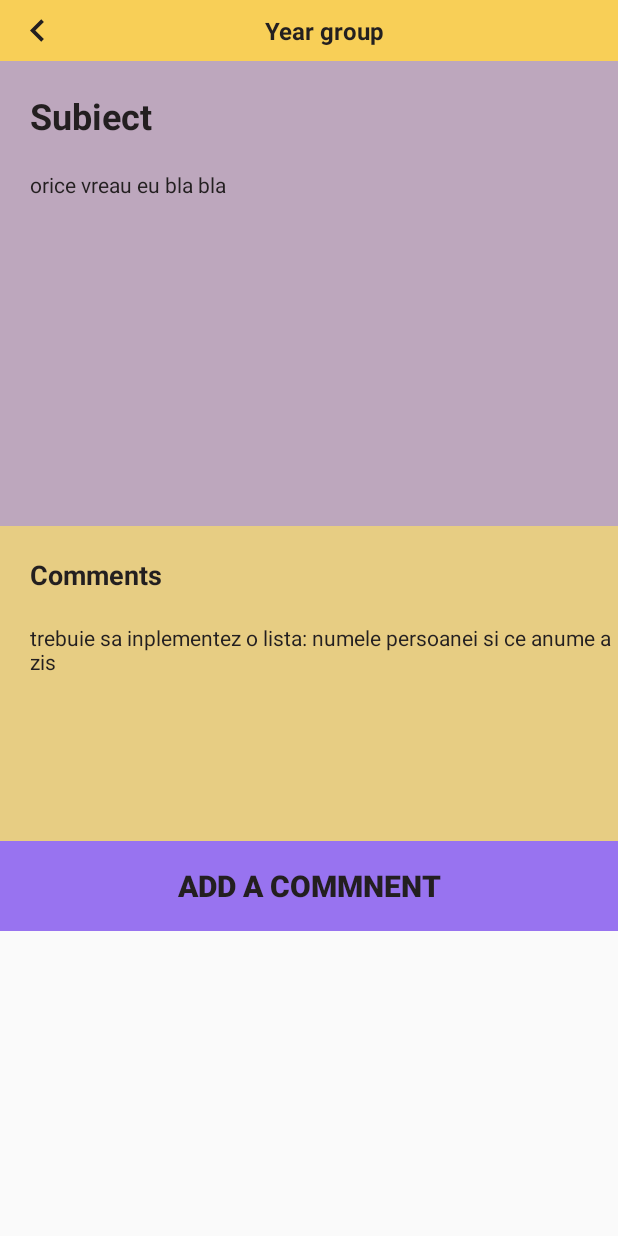
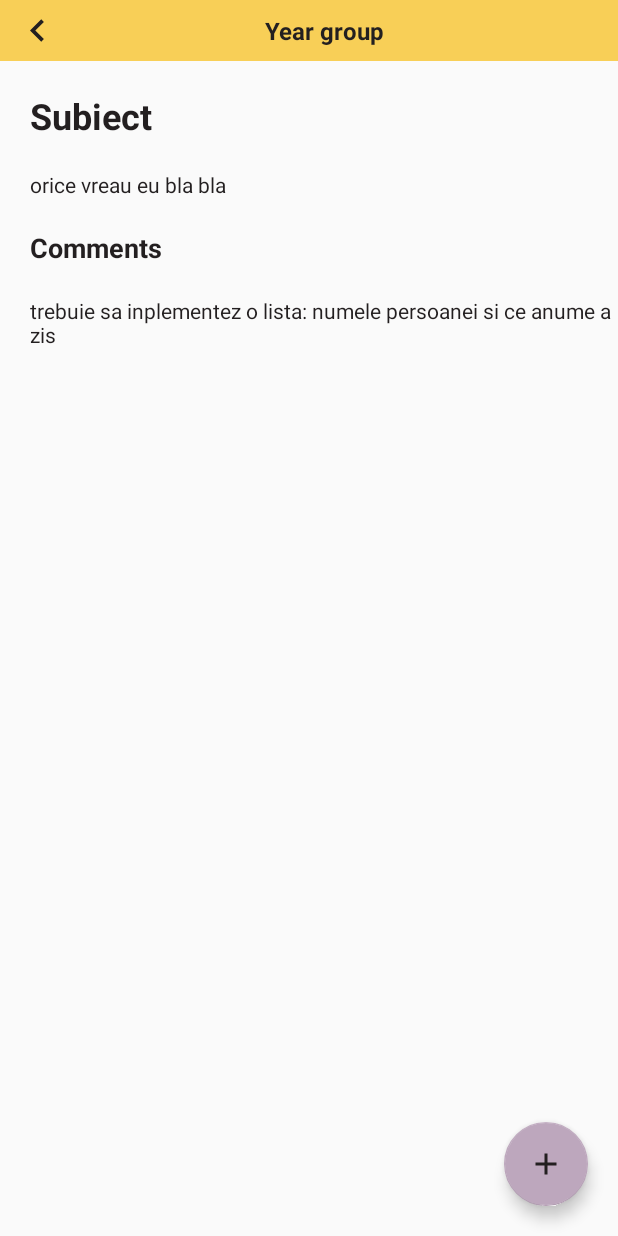
Before and after one commit to BernadetaUrsan/Licenta, an Android app: the screen it shows after launch (OnePostActivity), on a phone screen of 412 x 824 dp. Run offline under Robolectric (Android 15) with nearby library versions, the phone set to English and light mode, and no system bars.

```diff
--- /dev/null
+++ b/app/src/main/res/drawable/ic_add2.xml
@@ -0,0 +1,5 @@
+<vector android:height="30dp" android:tint="#231F20"
+    android:viewportHeight="24.0" android:viewportWidth="24.0"
+    android:width="30dp" xmlns:android="http://schemas.android.com/apk/res/android">
+    <path android:fillColor="#FF000000" android:pathData="M19,13h-6v6h-2v-6H5v-2h6V5h2v6h6v2z"/>
+</vector>
--- a/app/src/main/res/layout/activity_one_post.xml
+++ b/app/src/main/res/layout/activity_one_post.xml
@@ -8,12 +8,14 @@
 
     <include layout="@layout/toolbar_with_back_button"/>
 
+    <androidx.core.widget.NestedScrollView
+        android:layout_width="wrap_content"
+        android:layout_height="wrap_content"
+        android:layout_below="@+id/toolbar_with_back_button">
         <RelativeLayout
             android:id="@+id/rl_post"
             android:layout_width="match_parent"
-        android:layout_height="310dp"
-        android:layout_below="@+id/toolbar_with_back_button"
-        android:background="@color/colorPurpleLight">
+            android:layout_height="wrap_content">
             <TextView
                 android:id="@+id/tv_title_subject"
                 android:layout_width="match_parent"
@@ -36,15 +38,6 @@
                 android:text="orice vreau eu bla bla"
                 />
 
-    </RelativeLayout>
-
-    <RelativeLayout
-        android:id="@+id/rl_comments"
-        android:layout_width="match_parent"
-        android:layout_height="210dp"
-        android:layout_below="@+id/rl_post"
-        android:background="@color/colorYellowLight">
-
             <TextView
                 android:id="@+id/tv_name"
                 android:layout_width="match_parent"
@@ -55,6 +48,7 @@
                 android:textSize="18sp"
                 android:textStyle="bold"
                 android:textColor="@color/colorText"
+                android:layout_below="@+id/tv_text_subject"
                 />
 
             <TextView
@@ -70,23 +64,16 @@
                 />
 
         </RelativeLayout>
+    </androidx.core.widget.NestedScrollView>
 
-    <RelativeLayout
-        android:layout_width="match_parent"
-        android:layout_height="60dp"
-        android:layout_below="@+id/rl_comments"
-        android:background="@color/colorPurple"
-        >
-        <Button
-            android:layout_width="match_parent"
-            android:layout_height="60dp"
-            android:background="@color/colorPurple"
-            android:text="Add a commnent"
-            android:textStyle="bold"
-            android:textSize="20sp"
-            android:textColor="@color/colorText"
+    <com.google.android.material.floatingactionbutton.FloatingActionButton
+        android:layout_width="wrap_content"
+        android:layout_height="wrap_content"
+        android:layout_alignParentEnd="true"
+        android:layout_alignParentBottom="true"
+        android:backgroundTint="@color/colorPurpleLight"
+        android:src="@drawable/ic_add2"
+        android:layout_margin="20dp"
+        app:fabSize="normal"
         />
-
 </RelativeLayout>
-
-</RelativeLayout>
```
Lines whose indentation alone changed are shown as unchanged.
